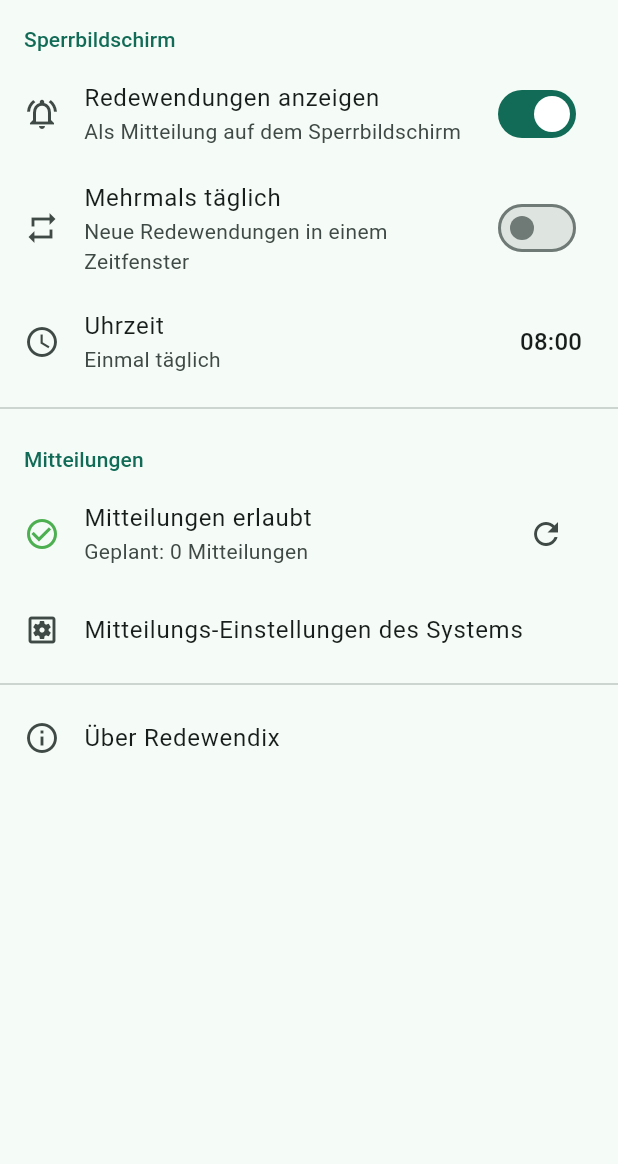
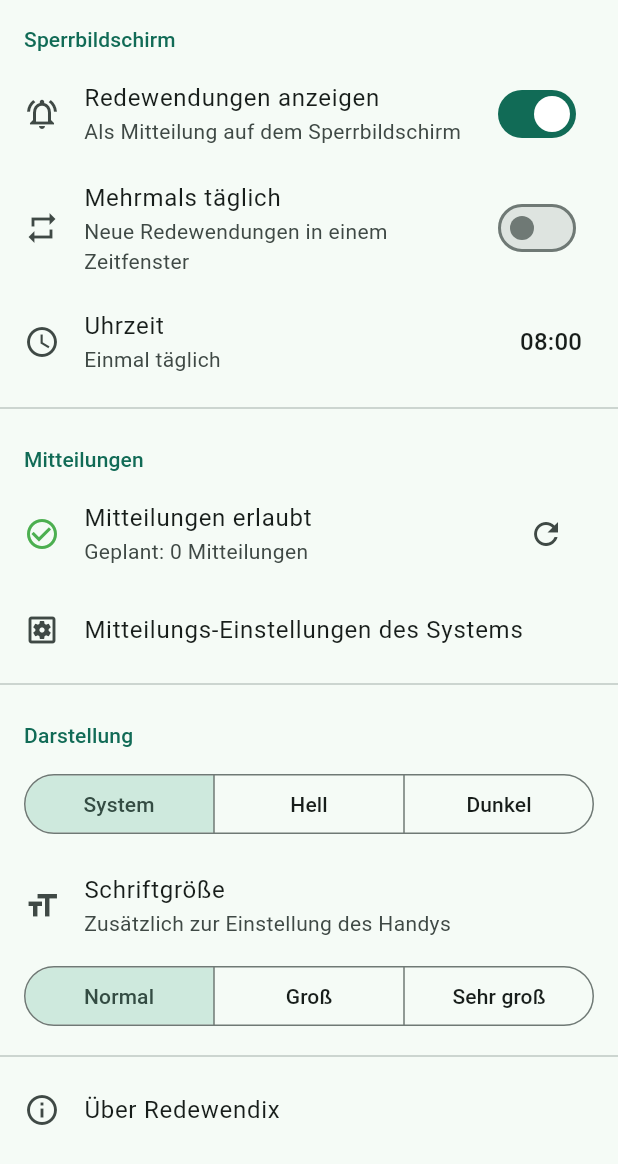
Before and after one commit to nurbaykarade/p526.rede.flu, a Flutter app: the SettingsScreen widget shown alone on an empty page, opened directly, on a phone screen of 412 x 824 dp. Shown: the top 1164 px of the screen. Run offline on Flutter 3.47's test engine with Material 3 defaults, Android fonts, the phone set to English and light mode, and no system bars; our stand-ins replace flutter_local_notifications, shared_preferences, timezone; accounts and stored records are empty; project files that could hold a hidden picture were left out.

Commit message:
Darstellung: Design (System/Hell/Dunkel) und Schriftgröße
- Neuer Abschnitt „Darstellung“ in den Einstellungen
- Schriftgröße Normal / Groß / Sehr groß, zusätzlich zur System-Einstellung
- Heute-Karte bricht bei großer Schrift nicht mehr über
- Widget-Tests mit FakeNotificationService; Überlauf-Test bei 320 px

Co-Authored-By: Claude Opus 5.5 <noreply@anthropic.com>

```diff
--- a/lib/screens/settings_screen.dart
+++ b/lib/screens/settings_screen.dart
@@ -2,6 +2,7 @@ import 'package:flutter/foundation.dart';
 import 'package:flutter/material.dart';
 
 import '../app_scope.dart';
+import '../services/app_state.dart';
 import '../util/german_date.dart';
 
 class SettingsScreen extends StatelessWidget {
@@ -133,6 +134,52 @@ class SettingsScreen extends StatelessWidget {
           ),
         ],
         const Divider(),
+        const _Header('Darstellung'),
+        Padding(
+          padding: const EdgeInsets.fromLTRB(16, 8, 16, 8),
+          child: SegmentedButton<ThemeMode>(
+            segments: const [
+              ButtonSegment(
+                value: ThemeMode.system,
+                label: Text('System'),
+              ),
+              ButtonSegment(
+                value: ThemeMode.light,
+                label: Text('Hell'),
+              ),
+              ButtonSegment(
+                value: ThemeMode.dark,
+                label: Text('Dunkel'),
+              ),
+            ],
+            selected: {state.themeMode},
+            showSelectedIcon: false,
+            onSelectionChanged: (s) => state.setThemeMode(s.first),
+          ),
+        ),
+        const ListTile(
+          leading: Icon(Icons.format_size),
+          title: Text('Schriftgröße'),
+          subtitle: Text('Zusätzlich zur Einstellung des Handys'),
+        ),
+        Padding(
+          padding: const EdgeInsets.fromLTRB(16, 0, 16, 8),
+          child: SegmentedButton<double>(
+            segments: const [
+              ButtonSegment(value: 1.0, label: Text('Normal')),
+              ButtonSegment(value: 1.15, label: Text('Groß')),
+              ButtonSegment(value: 1.3, label: Text('Sehr groß')),
+            ],
+            selected: {
+              AppState.textScales.contains(state.textScale)
+                  ? state.textScale
+                  : 1.0,
+            },
+            showSelectedIcon: false,
+            onSelectionChanged: (s) => state.setTextScale(s.first),
+          ),
+        ),
+        const Divider(),
         const AboutListTile(
           icon: Icon(Icons.info_outline),
           applicationName: 'Redewendix',
--- a/lib/services/app_state.dart
+++ b/lib/services/app_state.dart
@@ -1,4 +1,5 @@
 import 'package:flutter/foundation.dart';
+import 'package:flutter/material.dart' show ThemeMode;
 import 'package:shared_preferences/shared_preferences.dart';
 
 /// Zentrale App-Einstellungen (Favoriten, Benachrichtigungen).
@@ -16,6 +17,9 @@ class AppState extends ChangeNotifier {
     _proStartHour = _prefs.getInt(_kProStart) ?? 8;
     _proEndHour = _prefs.getInt(_kProEnd) ?? 20;
     _proIntervalHours = _prefs.getInt(_kProInterval) ?? 1;
+    _themeMode = ThemeMode.values[
+        (_prefs.getInt(_kThemeMode) ?? 0).clamp(0, ThemeMode.values.length - 1)];
+    _textScale = _prefs.getDouble(_kTextScale) ?? 1.0;
   }
 
   static Future<AppState> load() async =>
@@ -30,6 +34,11 @@ class AppState extends ChangeNotifier {
   static const _kProStart = 'proStartHour';
   static const _kProEnd = 'proEndHour';
   static const _kProInterval = 'proIntervalHours';
+  static const _kThemeMode = 'themeMode';
+  static const _kTextScale = 'textScale';
+
+  /// Wählbare Schriftgrößen (Faktor zusätzlich zur System-Einstellung).
+  static const textScales = [1.0, 1.15, 1.3];
 
   final SharedPreferences _prefs;
 
@@ -46,6 +55,8 @@ class AppState extends ChangeNotifier {
   late int _proStartHour;
   late int _proEndHour;
   late int _proIntervalHours;
+  late ThemeMode _themeMode;
+  late double _textScale;
 
   /// true = mehrmals täglich im Zeitfenster, false = einmal täglich.
   bool get multiPerDay => _multiPerDay;
@@ -57,6 +68,8 @@ class AppState extends ChangeNotifier {
   int get proStartHour => _proStartHour;
   int get proEndHour => _proEndHour;
   int get proIntervalHours => _proIntervalHours;
+  ThemeMode get themeMode => _themeMode;
+  double get textScale => _textScale;
 
   bool isFavorite(int id) => _favorites.contains(id);
 
@@ -108,4 +121,16 @@ class AppState extends ChangeNotifier {
     await _prefs.setInt(_kProInterval, _proIntervalHours);
     onScheduleChanged?.call();
   }
+
+  Future<void> setThemeMode(ThemeMode mode) async {
+    _themeMode = mode;
+    notifyListeners();
+    await _prefs.setInt(_kThemeMode, mode.index);
+  }
+
+  Future<void> setTextScale(double scale) async {
+    _textScale = scale;
+    notifyListeners();
+    await _prefs.setDouble(_kTextScale, scale);
+  }
 }
```
Also changed, not shown: lib/main.dart (+25 -10 lines), lib/screens/today_screen.dart (+7 -5 lines), 2 other files.
